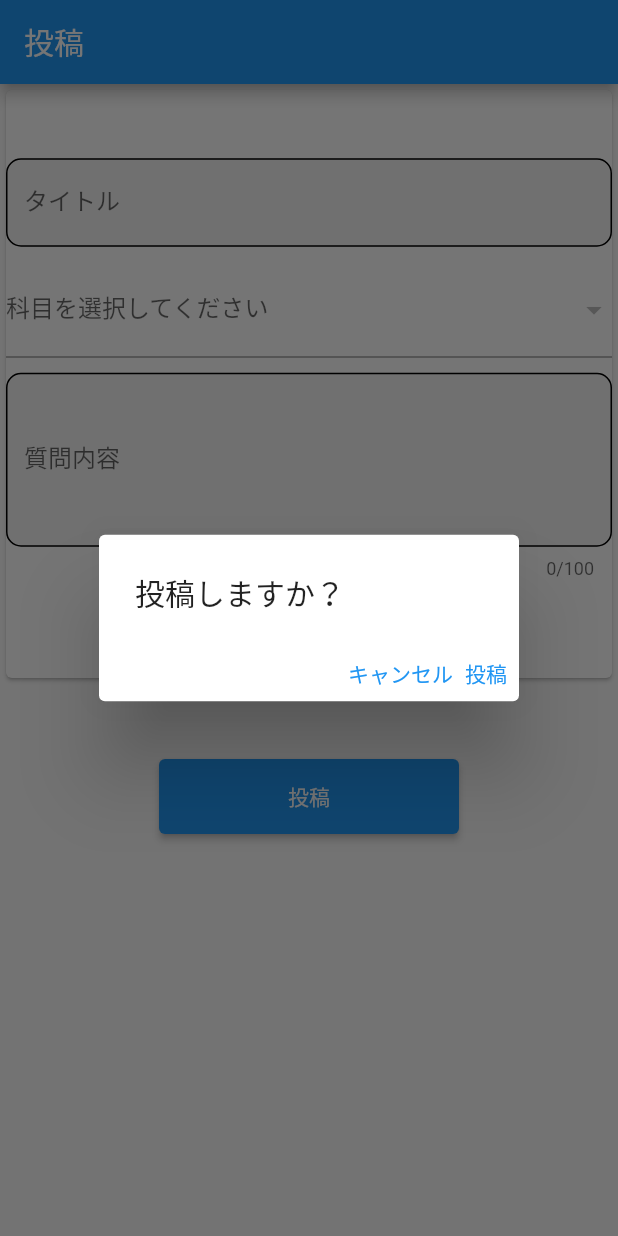
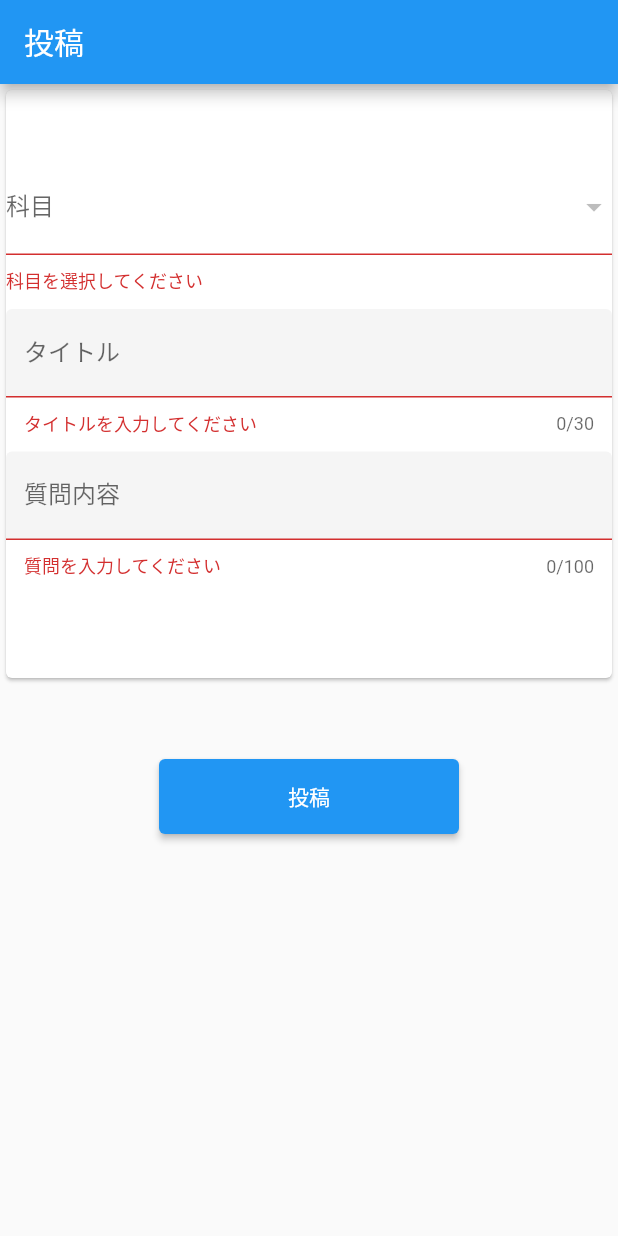
Before and after one commit to dao0203/share_study_app, a Flutter app: the QuestionPostPage screen opened directly, after a tap on "投稿", on a phone screen of 412 x 824 dp. Run offline on Flutter 3.47's test engine with Material 2 defaults, Android fonts, the phone set to English and light mode, and no system bars; our stand-ins replace cloud_firestore, firebase_core, flutter_dotenv, flutter_staggered_animations, freezed_annotation, google_sign_in and 1 more; accounts and stored records are empty.

Commit message:
[update] change textfield of place

```diff
--- a/lib/tweet_page/View/question_post_page.dart
+++ b/lib/tweet_page/View/question_post_page.dart
@@ -90,33 +90,7 @@ class _QuestionPostPage extends State<QuestionPostPage> {
                   child: Column(
                     mainAxisAlignment: MainAxisAlignment.center,
                     children: [
-                      TextFormField(
-                        validator: (value) {
-                          if (value == null || value.isEmpty) {
-                            return "タイトルを入力してください";
-                          }
-                          return null;
-                        },
-                        maxLines: 1,
-                        minLines: 1,
-                        decoration: InputDecoration(
-                          filled: true,
-                          fillColor: Colors.grey[100],
-                          enabledBorder: OutlineInputBorder(
-                            borderRadius: BorderRadius.circular(10),
-                            borderSide: const BorderSide(
-                              width: 1,
-                            ),
-                          ),
-                          labelText: "タイトル",
-                          helperMaxLines: 10,
-                        ),
-                        onChanged: (value) {
-                          //タイトルを変更
-                          titleContent = value;
-                        },
-                      ),
-                      const SizedBox(height: 10), //間隔を開ける
+                      //間隔を開ける
                       /*科目選択ボタン*/
                       // DropdownButton(
                       //   value: classId,
@@ -163,7 +137,10 @@ class _QuestionPostPage extends State<QuestionPostPage> {
                                 );
                               }).toList(),
                               decoration: const InputDecoration(
-                                labelText: "科目を選択してください",
+                                labelText: "科目",
+                                enabledBorder: OutlineInputBorder(
+                                  borderSide: BorderSide(width: 1),
+                                ),
                               ),
                               //選択された科目名を追加
                               onChanged: (value) {
@@ -174,13 +151,38 @@ class _QuestionPostPage extends State<QuestionPostPage> {
                         },
                       ),
                       const SizedBox(height: 10), //間隔を開ける
-
+                      TextFormField(
+                        validator: (value) {
+                          if (value == null || value.isEmpty) {
+                            return "タイトルを入力してください";
+                          }
+                          return null;
+                        },
+                        maxLines: 1,
+                        minLines: 1,
+                        maxLength: 30,
+                        decoration: InputDecoration(
+                          filled: true,
+                          enabledBorder: OutlineInputBorder(
+                            borderRadius: BorderRadius.circular(10),
+                            borderSide: const BorderSide(
+                              width: 1,
+                            ),
+                          ),
+                          labelText: "タイトル",
+                          helperMaxLines: 10,
+                        ),
+                        onChanged: (value) {
+                          //タイトルを変更
+                          titleContent = value;
+                        },
+                      ),
+                      const SizedBox(height: 10),
                       TextFormField(
                         //質問内容入力
                         maxLength: 100,
-                        keyboardType: TextInputType.multiline,
-                        maxLines: 4,
-                        minLines: 4,
+                        maxLines: 1,
+                        minLines: 1,
                         validator: (value) {
                           if (value == null || value.isEmpty) {
                             return "質問を入力してください";
@@ -189,7 +191,6 @@ class _QuestionPostPage extends State<QuestionPostPage> {
                         },
                         decoration: InputDecoration(
                           filled: true,
-                          fillColor: Colors.grey[100],
                           enabledBorder: OutlineInputBorder(
                             borderRadius: BorderRadius.circular(10),
                             borderSide: const BorderSide(
@@ -291,8 +292,9 @@ class _QuestionPostPage extends State<QuestionPostPage> {
                 style:
                     ElevatedButton.styleFrom(minimumSize: const Size(200, 50)),
                 onPressed: () {
-                  //投稿ボタンを押したときの動作
-                  showDialog(
+                  if (_formKey.currentState!.validate()) {
+                    //投稿ボタンを押したときの動作
+                    showDialog(
                       context: context,
                       builder: (_) {
                         return AlertDialog(
@@ -332,7 +334,9 @@ class _QuestionPostPage extends State<QuestionPostPage> {
                             ),
                           ],
                         );
-                      });
+                      },
+                    );
+                  }
                 },
                 child: const Text("投稿"),
               ),
```
